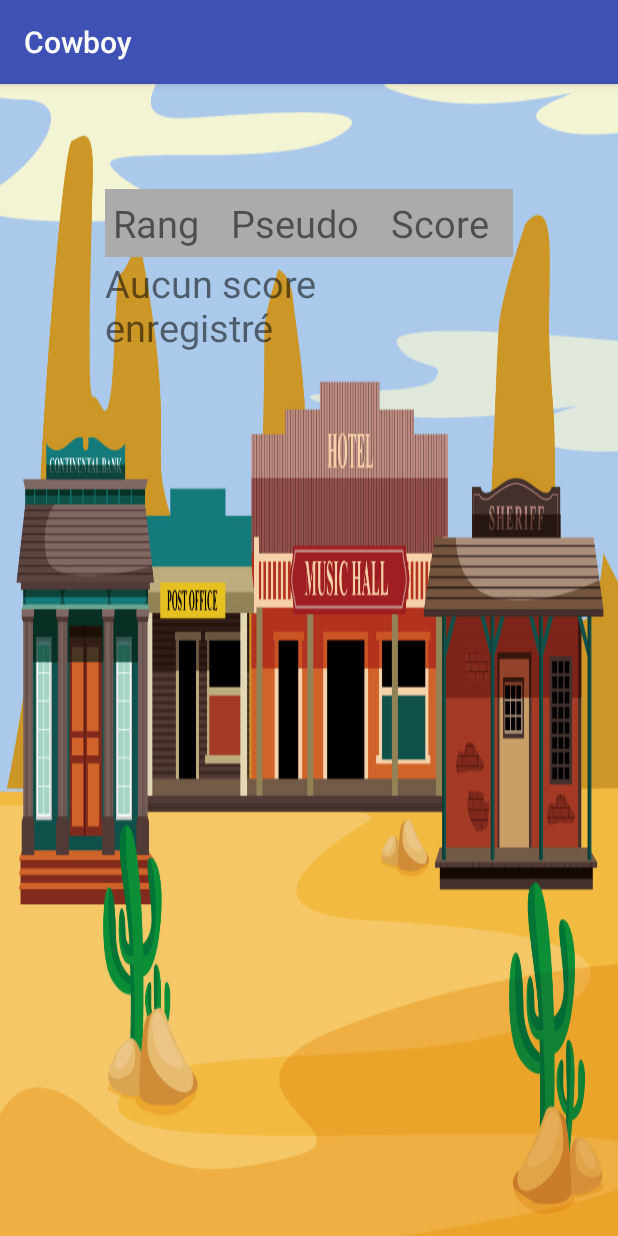
After one commit to NitriKx/M2DL-FHCI-Challenge, an Android app: the LeaderboardActivity screen opened directly, with no data from a screen before it, on a phone screen of 412 x 824 dp. The commit adds this screen. Run offline under Robolectric (Android 15) with nearby library versions, the phone set to English and light mode, and no system bars; libraries missing offline, so code that uses them is left out: com.raizlabs.android; 1 statement that could not run was skipped.

Commit message:
Refactor du leaderboard dans une Activité séparée

```diff
--- /dev/null
+++ b/app/src/main/java/com/lifo/cowboy/LeaderboardActivity.java
@@ -0,0 +1,74 @@
+package com.lifo.cowboy;
+
+import android.graphics.Color;
+import android.support.v7.app.AppCompatActivity;
+import android.os.Bundle;
+import android.view.Gravity;
+import android.widget.TableLayout;
+import android.widget.TableRow;
+import android.widget.TextView;
+
+import com.lifo.cowboy.modele.Score;
+import com.lifo.cowboy.service.ScoreService;
+
+import java.text.DecimalFormat;
+import java.util.List;
+
+public class LeaderboardActivity extends AppCompatActivity {
+
+    private static final DecimalFormat scoreFormatter = new DecimalFormat("##.###");
+
+    @Override
+    protected void onCreate(Bundle savedInstanceState) {
+        super.onCreate(savedInstanceState);
+        setContentView(R.layout.activity_leaderboard);
+        dessinerTableauLeaderBoard();
+    }
+
+    private void dessinerTableauLeaderBoard() {
+
+        // On récupère les scores
+        List<Score> meilleursScores = ScoreService.getInstance().getMeilleursScores(10);
+
+        TableLayout rowContainer = (TableLayout) findViewById(R.id.leaderboard_table_values);
+        // Si on a pas de score enregistrés, on affiche un message pour dire qu'il n'y a pas de scores
+        if (meilleursScores.size() <= 0) {
+            TextView pasDeScoreMessage = new TextView(this);
+            pasDeScoreMessage.setText(getString(R.string.leaderboard_pas_de_score_enregistre));
+            rowContainer.addView(pasDeScoreMessage);
+            return;
+        }
+
+        // On dessine le tableau
+        int rang = 1;
+        TableRow.LayoutParams tableRowLayoutParameters = new TableRow.LayoutParams();
+        tableRowLayoutParameters.height = TableRow.LayoutParams.WRAP_CONTENT;
+        tableRowLayoutParameters.width = TableRow.LayoutParams.WRAP_CONTENT;
+        tableRowLayoutParameters.gravity = Gravity.CENTER;
+        TableRow.LayoutParams tableRowItemsLayoutParameters = new TableRow.LayoutParams();
+        tableRowItemsLayoutParameters.height = TableRow.LayoutParams.WRAP_CONTENT;
+        tableRowItemsLayoutParameters.width = TableRow.LayoutParams.WRAP_CONTENT;
+
+        for (Score score: meilleursScores) {
+            TableRow row = new TableRow(this);
+            if (rang % 2 == 0) {
+                row.setBackgroundColor(Color.parseColor("#e6e6e6"));
+            }
+
+            TextView textViewRang = new TextView(this);
+            textViewRang.setText(Integer.toString(rang));
+            row.addView(textViewRang, tableRowItemsLayoutParameters);
+
+            TextView textViewPseudo = new TextView(this);
+            textViewPseudo.setText(score.pseudo);
+            row.addView(textViewPseudo, tableRowItemsLayoutParameters);
+
+            TextView textViewScore = new TextView(this);
+            textViewScore.setText(scoreFormatter.format(score.temps));
+            row.addView(textViewScore, tableRowItemsLayoutParameters);
+
+            rowContainer.addView(row, tableRowLayoutParameters);
+            rang++;
+        }
+    }
+}
```
Also changed, not shown: app/src/main/AndroidManifest.xml (+9 -11 lines), app/src/main/java/com/lifo/cowboy/NouveauScoreActivity.java (+7 -68 lines), app/src/main/res/layout/activity_leaderboard.xml (renamed from app/src/main/res/layout/activity_nouveau_score_leader_board.xml).
